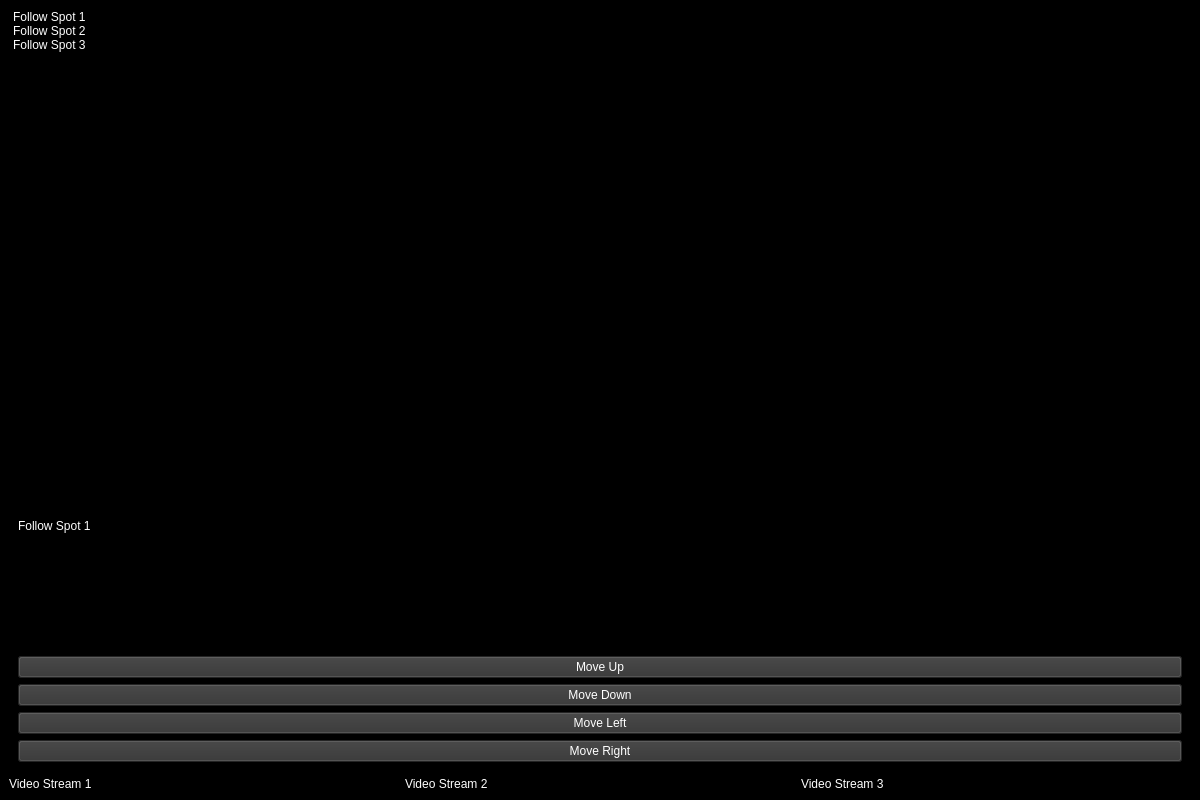
Old version of the form camui.ui in the repository Stavro-Purdie/Universal-Digital-Visual-Follow-Spot-Interfacing-System.
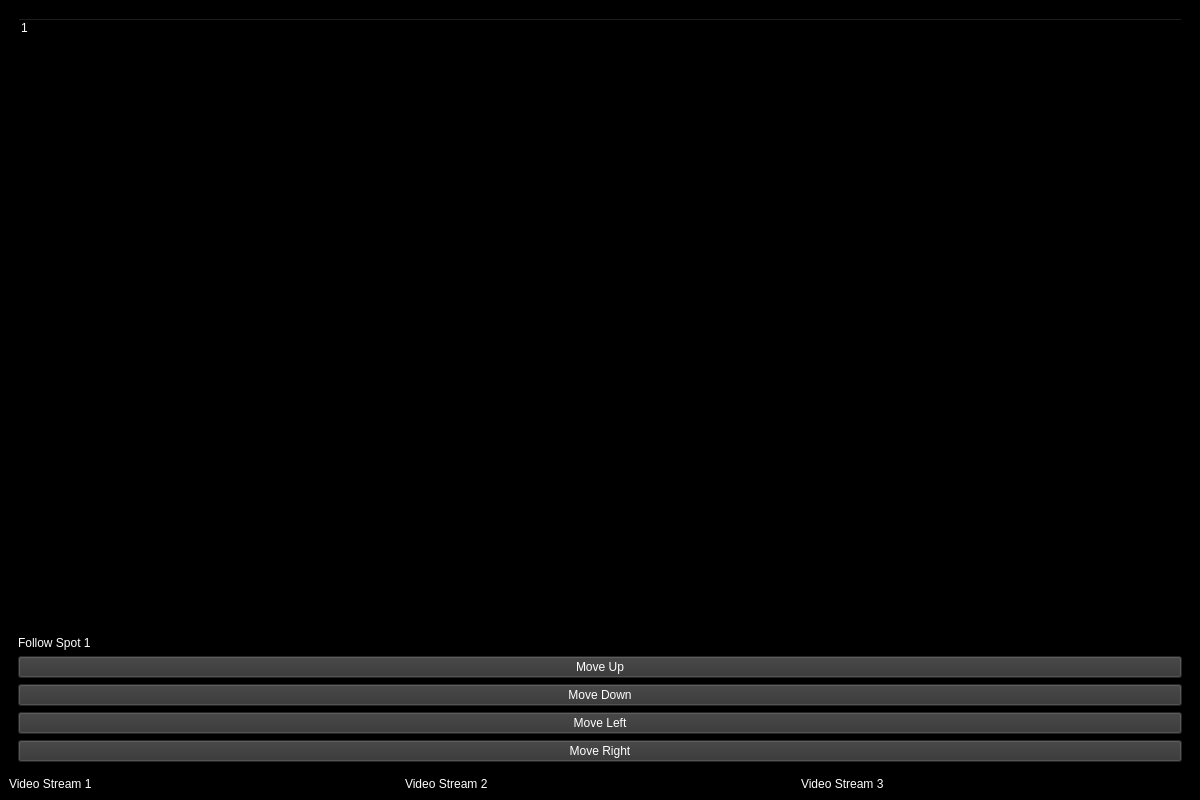
New version of the form.

Commit message: Did some improvements to the camera side of things, Now when it is selected it is enlarged.

The edit to the form file:
```diff
--- a/camui.ui
+++ b/camui.ui
@@ -20,30 +20,6 @@
   </property>
   <widget class="QWidget" name="centralwidget">
    <layout class="QVBoxLayout" name="verticalLayout">
-    <item>
-     <widget class="QListWidget" name="spotListWidget">
-      <property name="styleSheet">
-       <string>
-        background-color: black; color: white;
-       </string>
-      </property>
-      <item>
-       <property name="text">
-        <string>Follow Spot 1</string>
-       </property>
-      </item>
-      <item>
-       <property name="text">
-        <string>Follow Spot 2</string>
-       </property>
-      </item>
-      <item>
-       <property name="text">
-        <string>Follow Spot 3</string>
-       </property>
-      </item>
-     </widget>
-    </item>
     <item>
      <widget class="QStackedWidget" name="stackedWidget">
       <widget class="QWidget" name="spotControl1">
@@ -53,6 +29,15 @@
         </string>
        </property>
        <layout class="QVBoxLayout" name="spotControl1Layout">
+        <item>
+         <widget class="QTreeWidget" name="fixtureTreeWidget">
+          <column>
+           <property name="text">
+            <string notr="true">1</string>
+           </property>
+          </column>
+         </widget>
+        </item>
         <item>
          <widget class="QLabel" name="label1">
           <property name="text">
```
Left out of the diff: 132 changed lines with no effect on the pictures. The commit also changes 1 other file.
